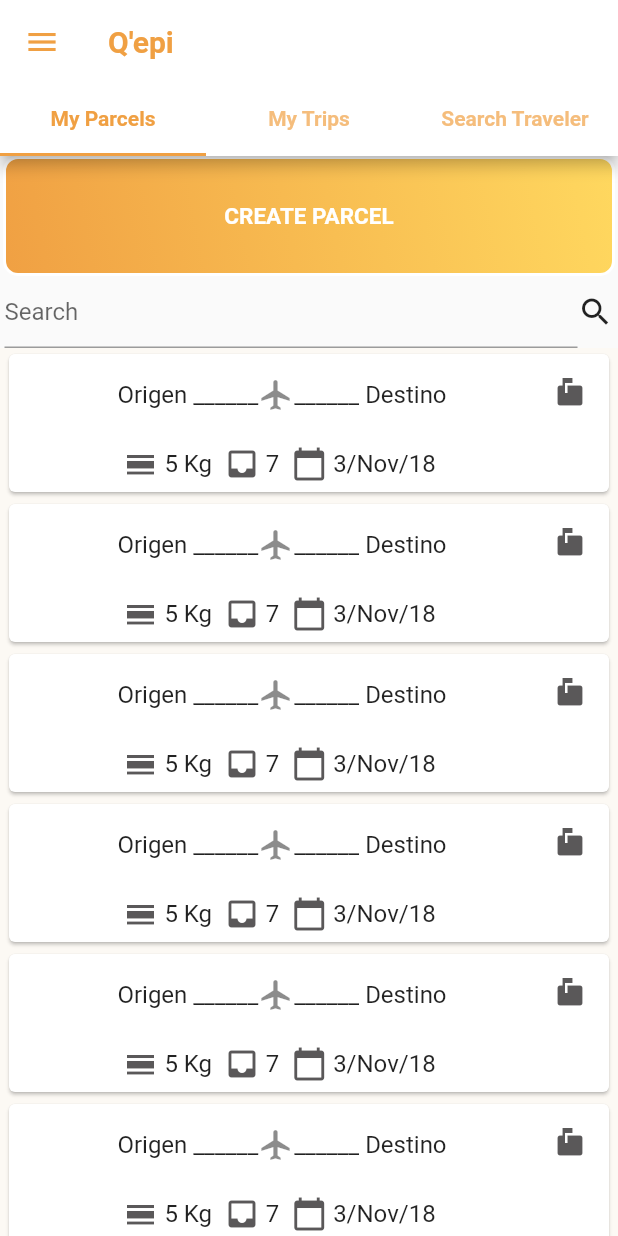
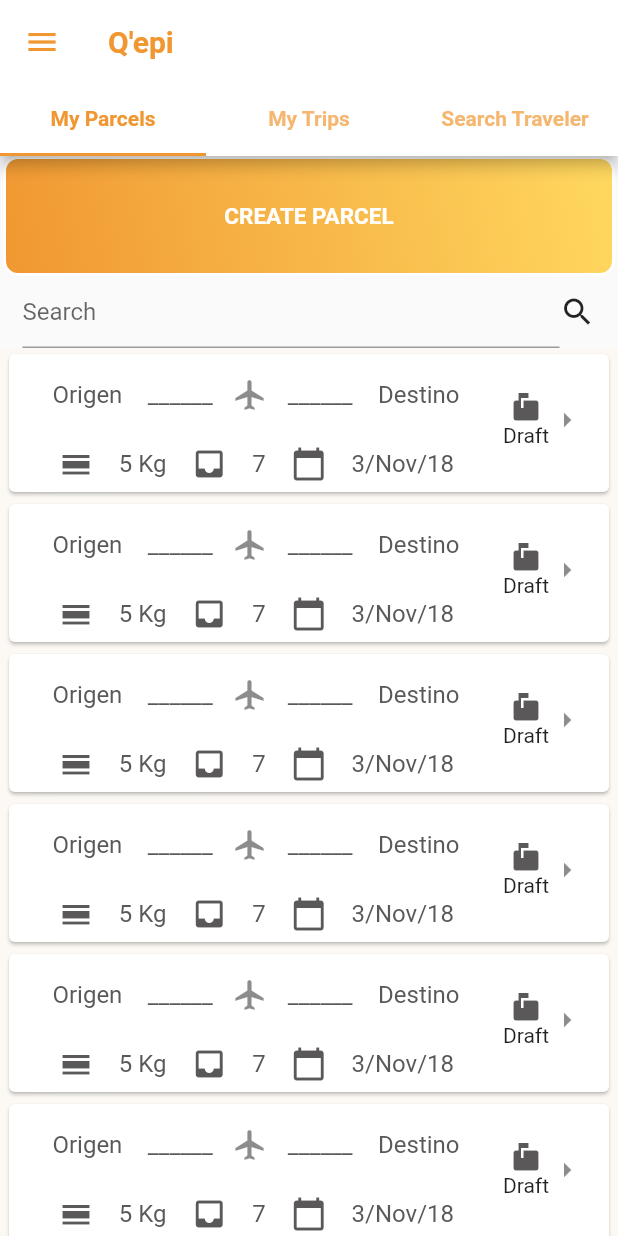
Before and after one commit to tsinvari/qepi_app2, a Flutter app: the screen it shows after launch, on a phone screen of 412 x 824 dp. Run offline on Flutter 3.47's test engine with Material 2 defaults, Android fonts, the light colour scheme and no system bars; Roboto replaces fonts that are missing (Gibson-Regular).

Commit message:
Adding fonts

```diff
--- a/lib/main.dart
+++ b/lib/main.dart
@@ -42,13 +42,13 @@ class _HomeState extends State<Home> with SingleTickerProviderStateMixin{
       //backgroundColor: const Color(0xFFf0a043),
       backgroundColor: Colors.white,
       title: new Text("Q'epi",
-        style: TextStyle(fontWeight: FontWeight.bold, color: const Color(0xFFf0a043)),),
-      iconTheme: new IconThemeData(color: const Color(0xFFf0a043)),
+        style: TextStyle(fontWeight: FontWeight.bold, color: const Color(0xFFF09731)),),
+      iconTheme: new IconThemeData(color: const Color(0xFFF09731)),
       bottom: new TabBar(
         controller: controller,
-        labelColor: const Color(0xFFf0a043),
+        labelColor: const Color(0xFFF09731),
         labelStyle: TextStyle(fontWeight: FontWeight.bold),
-        indicatorColor: const Color(0xFFf0a043),
+        indicatorColor: const Color(0xFFF09731),
         tabs: <Widget>[
           new Tab(text: "My Parcels",),
           new Tab(text: "My Trips",),
--- a/lib/my_parcels.dart
+++ b/lib/my_parcels.dart
@@ -28,7 +28,7 @@ class Parcels extends StatelessWidget {
                           //stops: [0.1, 0.5, 0.7, 0.9],
                           colors: [
                             const Color(0xFFffd85f),
-                            const Color(0xFFf0a043),
+                            const Color(0xFFF09731),
                           ],
                         ),
                         border: new Border.all(color: Colors.white, width: 2.0),
@@ -51,8 +51,9 @@ class Parcels extends StatelessWidget {
               new Container(
                /* height: 50.0,
                 width: 400.0,*/
-                padding: const EdgeInsets.symmetric(horizontal: 3.0),
+               padding: const EdgeInsets.symmetric(horizontal: 15.0),
                child: new Row(
+                 //mainAxisAlignment: MainAxisAlignment.spaceBetween,
                  children: <Widget>[
                    new Flexible(
                      child:
@@ -86,30 +87,42 @@ class Parcels extends StatelessWidget {
                           children: <Widget>[
                             new Row(
                               mainAxisAlignment: MainAxisAlignment.spaceEvenly,
-                              mainAxisSize: MainAxisSize.min,
+                              mainAxisSize: MainAxisSize.max,
                               children: <Widget>[
-                                new Text("Origen "),
-                                new Text("______"),
+                                new Text("Origen ",style: new TextStyle(color: const Color(0xFF5A5958),),),
+                                new Text("______" ,style: new TextStyle(color: const Color(0xFF5A5958),),),
                                 new Icon(Icons.flight),
-                                new Text("______"),
-                                new Text(" Destino"),
+                                new Text("______",style: new TextStyle(color: const Color(0xFF5A5958),),),
+                                new Text(" Destino",style: new TextStyle(color: const Color(0xFF5A5958),),),
                               ],
                             ),
                             new Row(
-                              mainAxisSize: MainAxisSize.min,
+                              mainAxisSize: MainAxisSize.max,
                               mainAxisAlignment: MainAxisAlignment.spaceEvenly,
                               children: <Widget>[
                                 new Icon(Icons.calendar_view_day, color: const Color(0xFF5a5859),),
-                                new Text(" 5 Kg  "),
+                                new Text("5 Kg",style: new TextStyle(color: const Color(0xFF5A5958), fontFamily: "Gibson-Regular"),),
                                 new Icon(Icons.inbox, color: const Color(0xFF5a5859),),
-                                new Text(" 7  "),
+                                new Text("7",style: new TextStyle(color: const Color(0xFF5A5958),),),
                                 new Icon(Icons.calendar_today, color: const Color(0xFF5a5859),),
-                                new Text(" 3/Nov/18 "),
+                                new Text("3/Nov/18",style: new TextStyle(color: const Color(0xFF5A5958),),),
                               ],
                             ),
                           ],
                         ),
-                        trailing: new Icon(Icons.markunread_mailbox, color: const Color(0xFF5a5859), size: 20.0,),
+                        trailing: new Row(
+                          mainAxisSize: MainAxisSize.min,
+                          children: <Widget>[
+                            new Column(
+                              mainAxisAlignment: MainAxisAlignment.center,
+                              children: <Widget>[
+                                new Icon(Icons.markunread_mailbox, color: const Color(0xFF5a5859), size: 20.0,),
+                                new Text("Draft"),
+                              ],
+                            ),
+                            new Icon(Icons.arrow_right),
+                          ],
+                        )
                       ),
                   );
                 },
```
Also changed, not shown: pubspec.yaml (+5 -2 lines), fonts/Gibson-Bold.ttf (added), fonts/Gibson-Regular.ttf (added), fonts/Gibson-RegularItalic.ttf (added), fonts/Gibson-SemiBold.otf (added).
